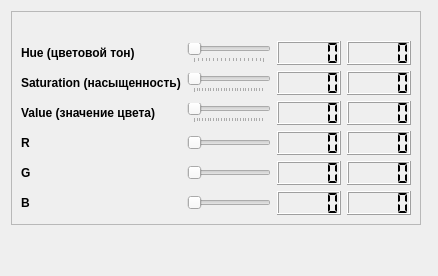
Qt form Qt/lib2/widgets/show_hsv_color/src/ui/show_hsv_color.ui (RinatB2017/mega_GIT) before a commit.
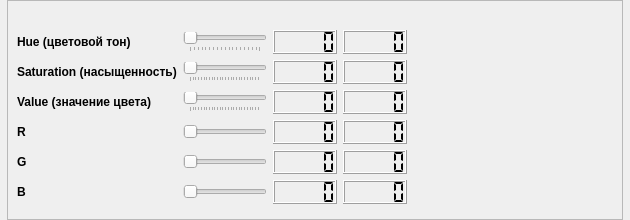
The same form after that commit. Custom widgets are drawn as their Qt base class.

```diff
--- a/Qt/lib2/widgets/show_hsv_color/src/ui/show_hsv_color.ui
+++ b/Qt/lib2/widgets/show_hsv_color/src/ui/show_hsv_color.ui
@@ -2,7 +2,33 @@
 <ui version="4.0">
  <class>Show_HSV_color</class>
  <widget class="QWidget" name="Show_HSV_color">
+  <property name="geometry">
+   <rect>
+    <x>0</x>
+    <y>0</y>
+    <width>630</width>
+    <height>218</height>
+   </rect>
+  </property>
+  <property name="sizePolicy">
+   <sizepolicy hsizetype="Preferred" vsizetype="Fixed">
+    <horstretch>0</horstretch>
+    <verstretch>0</verstretch>
+   </sizepolicy>
+  </property>
   <layout class="QHBoxLayout" name="horizontalLayout">
+   <property name="leftMargin">
+    <number>0</number>
+   </property>
+   <property name="topMargin">
+    <number>0</number>
+   </property>
+   <property name="rightMargin">
+    <number>0</number>
+   </property>
+   <property name="bottomMargin">
+    <number>0</number>
+   </property>
    <item>
     <layout class="QVBoxLayout" name="verticalLayout_2">
      <item>
@@ -19,34 +45,17 @@
        <property name="frameShadow">
         <enum>QFrame::Raised</enum>
        </property>
-       <layout class="QVBoxLayout" name="verticalLayout">
-        <item>
-         <widget class="QLabel" name="color_label"/>
-        </item>
+       <layout class="QHBoxLayout" name="horizontalLayout_2">
         <item>
          <layout class="QGridLayout" name="gridLayout">
-          <item row="3" column="1">
-           <widget class="QSlider" name="sl_R">
-            <property name="orientation">
-             <enum>Qt::Horizontal</enum>
-            </property>
-           </widget>
-          </item>
-          <item row="5" column="2">
-           <widget class="QLCDNumber" name="lcd_B">
-            <property name="minimumSize">
-             <size>
-              <width>0</width>
-              <height>24</height>
-             </size>
-            </property>
-            <property name="segmentStyle">
-             <enum>QLCDNumber::Flat</enum>
-            </property>
-           </widget>
-          </item>
-          <item row="0" column="1">
+          <item row="1" column="1">
            <widget class="QSlider" name="sl_H">
+            <property name="sizePolicy">
+             <sizepolicy hsizetype="Fixed" vsizetype="Fixed">
+              <horstretch>0</horstretch>
+              <verstretch>0</verstretch>
+             </sizepolicy>
+            </property>
             <property name="maximum">
              <number>179</number>
             </property>
@@ -58,126 +67,14 @@
             </property>
            </widget>
           </item>
-          <item row="0" column="2">
-           <widget class="QLCDNumber" name="lcd_H">
-            <property name="minimumSize">
-             <size>
-              <width>0</width>
-              <height>24</height>
-             </size>
-            </property>
-            <property name="segmentStyle">
-             <enum>QLCDNumber::Flat</enum>
-            </property>
-           </widget>
-          </item>
-          <item row="4" column="1">
-           <widget class="QSlider" name="sl_G">
-            <property name="orientation">
-             <enum>Qt::Horizontal</enum>
-            </property>
-           </widget>
-          </item>
-          <item row="3" column="2">
-           <widget class="QLCDNumber" name="lcd_R">
-            <property name="minimumSize">
-             <size>
-              <width>0</width>
-              <height>24</height>
-             </size>
-            </property>
-            <property name="segmentStyle">
-             <enum>QLCDNumber::Flat</enum>
-            </property>
-           </widget>
-          </item>
-          <item row="4" column="2">
-           <widget class="QLCDNumber" name="lcd_G">
-            <property name="minimumSize">
-             <size>
-              <width>0</width>
-              <height>24</height>
-             </size>
-            </property>
-            <property name="segmentStyle">
-             <enum>QLCDNumber::Flat</enum>
-            </property>
-           </widget>
-          </item>
-          <item row="5" column="1">
-           <widget class="QSlider" name="sl_B">
-            <property name="orientation">
-             <enum>Qt::Horizontal</enum>
-            </property>
-           </widget>
-          </item>
           <item row="4" column="0">
-           <widget class="QLabel" name="label_2">
-            <property name="font">
-             <font>
-              <weight>75</weight>
-              <bold>true</bold>
-             </font>
-            </property>
-            <property name="text">
-             <string>G</string>
-            </property>
-           </widget>
-          </item>
-          <item row="0" column="0">
-           <widget class="QLabel" name="label_5">
-            <property name="font">
-             <font>
-              <weight>75</weight>
-              <bold>true</bold>
-             </font>
-            </property>
-            <property name="text">
-             <string>Hue (цветовой тон)</string>
-            </property>
-           </widget>
-          </item>
-          <item row="1" column="2">
-           <widget class="QLCDNumber" name="lcd_S">
-            <property name="minimumSize">
-             <size>
-              <width>0</width>
-              <height>24</height>
-             </size>
-            </property>
-            <property name="segmentStyle">
-             <enum>QLCDNumber::Flat</enum>
-            </property>
-           </widget>
-          </item>
-          <item row="1" column="1">
-           <widget class="QSlider" name="sl_S">
-            <property name="maximum">
-             <number>255</number>
-            </property>
-            <property name="orientation">
-             <enum>Qt::Horizontal</enum>
-            </property>
-            <property name="tickPosition">
-             <enum>QSlider::TicksBelow</enum>
-            </property>
-           </widget>
-          </item>
-          <item row="2" column="0">
-           <widget class="QLabel" name="label_3">
-            <property name="font">
-             <font>
-              <weight>75</weight>
-              <bold>true</bold>
-             </font>
-            </property>
-            <property name="text">
-             <string>Value (значение цвета)</string>
-            </property>
-           </widget>
-          </item>
-          <item row="3" column="0">
            <widget class="QLabel" name="label">
+            <property name="sizePolicy">
+             <sizepolicy hsizetype="Fixed" vsizetype="Preferred">
+              <horstretch>0</horstretch>
+              <verstretch>0</verstretch>
+             </sizepolicy>
+            </property>
             <property name="font">
              <font>
               <weight>75</weight>
@@ -189,8 +86,33 @@
             </property>
            </widget>
           </item>
-          <item row="2" column="1">
+          <item row="6" column="3">
+           <widget class="QLCDNumber" name="lcd_B_hex">
+            <property name="sizePolicy">
+             <sizepolicy hsizetype="Fixed" vsizetype="Minimum">
+              <horstretch>0</horstretch>
+              <verstretch>0</verstretch>
+             </sizepolicy>
+            </property>
+            <property name="minimumSize">
+             <size>
+              <width>0</width>
+              <height>24</height>
+             </size>
+            </property>
+            <property name="segmentStyle">
+             <enum>QLCDNumber::Flat</enum>
+            </property>
+           </widget>
+          </item>
+          <item row="3" column="1">
            <widget class="QSlider" name="sl_V">
+            <property name="sizePolicy">
+             <sizepolicy hsizetype="Fixed" vsizetype="Fixed">
+              <horstretch>0</horstretch>
+              <verstretch>0</verstretch>
+             </sizepolicy>
+            </property>
             <property name="maximum">
              <number>255</number>
             </property>
@@ -202,8 +124,84 @@
             </property>
            </widget>
           </item>
-          <item row="1" column="0">
+          <item row="5" column="2">
+           <widget class="QLCDNumber" name="lcd_G">
+            <property name="sizePolicy">
+             <sizepolicy hsizetype="Fixed" vsizetype="Minimum">
+              <horstretch>0</horstretch>
+              <verstretch>0</verstretch>
+             </sizepolicy>
+            </property>
+            <property name="minimumSize">
+             <size>
+              <width>0</width>
+              <height>24</height>
+             </size>
+            </property>
+            <property name="segmentStyle">
+             <enum>QLCDNumber::Flat</enum>
+            </property>
+           </widget>
+          </item>
+          <item row="4" column="2">
+           <widget class="QLCDNumber" name="lcd_R">
+            <property name="sizePolicy">
+             <sizepolicy hsizetype="Fixed" vsizetype="Minimum">
+              <horstretch>0</horstretch>
+              <verstretch>0</verstretch>
+             </sizepolicy>
+            </property>
+            <property name="minimumSize">
+             <size>
+              <width>0</width>
+              <height>24</height>
+             </size>
+            </property>
+            <property name="segmentStyle">
+             <enum>QLCDNumber::Flat</enum>
+            </property>
+           </widget>
+          </item>
+          <item row="5" column="0">
+           <widget class="QLabel" name="label_2">
+            <property name="sizePolicy">
+             <sizepolicy hsizetype="Fixed" vsizetype="Preferred">
+              <horstretch>0</horstretch>
+              <verstretch>0</verstretch>
+             </sizepolicy>
+            </property>
+            <property name="font">
+             <font>
+              <weight>75</weight>
+              <bold>true</bold>
+             </font>
+            </property>
+            <property name="text">
+             <string>G</string>
+            </property>
+           </widget>
+          </item>
+          <item row="4" column="1">
+           <widget class="QSlider" name="sl_R">
+            <property name="sizePolicy">
+             <sizepolicy hsizetype="Fixed" vsizetype="Fixed">
+              <horstretch>0</horstretch>
+              <verstretch>0</verstretch>
+             </sizepolicy>
+            </property>
+            <property name="orientation">
+             <enum>Qt::Horizontal</enum>
+            </property>
+           </widget>
+          </item>
+          <item row="2" column="0">
            <widget class="QLabel" name="label_4">
+            <property name="sizePolicy">
+             <sizepolicy hsizetype="Fixed" vsizetype="Preferred">
+              <horstretch>0</horstretch>
+              <verstretch>0</verstretch>
+             </sizepolicy>
+            </property>
             <property name="font">
              <font>
               <weight>75</weight>
@@ -215,47 +213,14 @@
             </property>
            </widget>
           </item>
-          <item row="2" column="2">
-           <widget class="QLCDNumber" name="lcd_V">
-            <property name="minimumSize">
-             <size>
-              <width>0</width>
-              <height>24</height>
-             </size>
-            </property>
-            <property name="segmentStyle">
-             <enum>QLCDNumber::Flat</enum>
-            </property>
-           </widget>
-          </item>
-          <item row="5" column="0">
-           <widget class="QLabel" name="label_6">
-            <property name="font">
-             <font>
-              <weight>75</weight>
-              <bold>true</bold>
-             </font>
-            </property>
-            <property name="text">
-             <string>B</string>
-            </property>
-           </widget>
-          </item>
-          <item row="0" column="3">
-           <widget class="QLCDNumber" name="lcd_H_hex">
-            <property name="minimumSize">
-             <size>
-              <width>0</width>
-              <height>24</height>
-             </size>
-            </property>
-            <property name="segmentStyle">
-             <enum>QLCDNumber::Flat</enum>
-            </property>
-           </widget>
-          </item>
           <item row="1" column="3">
-           <widget class="QLCDNumber" name="lcd_S_hex">
+           <widget class="QLCDNumber" name="lcd_H_hex">
+            <property name="sizePolicy">
+             <sizepolicy hsizetype="Fixed" vsizetype="Minimum">
+              <horstretch>0</horstretch>
+              <verstretch>0</verstretch>
+             </sizepolicy>
+            </property>
             <property name="minimumSize">
              <size>
               <width>0</width>
@@ -268,7 +233,13 @@
            </widget>
           </item>
           <item row="2" column="3">
-           <widget class="QLCDNumber" name="lcd_V_hex">
+           <widget class="QLCDNumber" name="lcd_S_hex">
+            <property name="sizePolicy">
+             <sizepolicy hsizetype="Fixed" vsizetype="Minimum">
+              <horstretch>0</horstretch>
+              <verstretch>0</verstretch>
+             </sizepolicy>
+            </property>
             <property name="minimumSize">
              <size>
               <width>0</width>
@@ -281,7 +252,13 @@
            </widget>
           </item>
           <item row="3" column="3">
-           <widget class="QLCDNumber" name="lcd_R_hex">
+           <widget class="QLCDNumber" name="lcd_V_hex">
+            <property name="sizePolicy">
+             <sizepolicy hsizetype="Fixed" vsizetype="Minimum">
+              <horstretch>0</horstretch>
+              <verstretch>0</verstretch>
+             </sizepolicy>
+            </property>
             <property name="minimumSize">
              <size>
               <width>0</width>
@@ -293,8 +270,71 @@
             </property>
            </widget>
           </item>
-          <item row="4" column="3">
-           <widget class="QLCDNumber" name="lcd_G_hex">
+          <item row="3" column="0">
+           <widget class="QLabel" name="label_3">
+            <property name="sizePolicy">
+             <sizepolicy hsizetype="Fixed" vsizetype="Preferred">
+              <horstretch>0</horstretch>
+              <verstretch>0</verstretch>
+             </sizepolicy>
+            </property>
+            <property name="font">
+             <font>
+              <weight>75</weight>
+              <bold>true</bold>
+             </font>
+            </property>
+            <property name="text">
+             <string>Value (значение цвета)</string>
+            </property>
+           </widget>
+          </item>
+          <item row="2" column="2">
+           <widget class="QLCDNumber" name="lcd_S">
+            <property name="sizePolicy">
+             <sizepolicy hsizetype="Fixed" vsizetype="Minimum">
+              <horstretch>0</horstretch>
+              <verstretch>0</verstretch>
+             </sizepolicy>
+            </property>
+            <property name="minimumSize">
+             <size>
+              <width>0</width>
+              <height>24</height>
+             </size>
+            </property>
+            <property name="segmentStyle">
+             <enum>QLCDNumber::Flat</enum>
+            </property>
+           </widget>
+          </item>
+          <item row="2" column="1">
+           <widget class="QSlider" name="sl_S">
+            <property name="sizePolicy">
+             <sizepolicy hsizetype="Fixed" vsizetype="Fixed">
+              <horstretch>0</horstretch>
+              <verstretch>0</verstretch>
+             </sizepolicy>
+            </property>
+            <property name="maximum">
+             <number>255</number>
+            </property>
+            <property name="orientation">
+             <enum>Qt::Horizontal</enum>
+            </property>
+            <property name="tickPosition">
+             <enum>QSlider::TicksBelow</enum>
+            </property>
+           </widget>
+          </item>
+          <item row="1" column="2">
+           <widget class="QLCDNumber" name="lcd_H">
+            <property name="sizePolicy">
+             <sizepolicy hsizetype="Fixed" vsizetype="Minimum">
+              <horstretch>0</horstretch>
+              <verstretch>0</verstretch>
+             </sizepolicy>
+            </property>
             <property name="minimumSize">
              <size>
               <width>0</width>
@@ -307,7 +347,13 @@
            </widget>
           </item>
           <item row="5" column="3">
-           <widget class="QLCDNumber" name="lcd_B_hex">
+           <widget class="QLCDNumber" name="lcd_G_hex">
+            <property name="sizePolicy">
+             <sizepolicy hsizetype="Fixed" vsizetype="Minimum">
+              <horstretch>0</horstretch>
+              <verstretch>0</verstretch>
+             </sizepolicy>
+            </property>
             <property name="minimumSize">
              <size>
               <width>0</width>
@@ -319,29 +365,154 @@
             </property>
            </widget>
           </item>
+          <item row="6" column="0">
+           <widget class="QLabel" name="label_6">
+            <property name="sizePolicy">
+             <sizepolicy hsizetype="Fixed" vsizetype="Preferred">
+              <horstretch>0</horstretch>
+              <verstretch>0</verstretch>
+             </sizepolicy>
+            </property>
+            <property name="font">
+             <font>
+              <weight>75</weight>
+              <bold>true</bold>
+             </font>
+            </property>
+            <property name="text">
+             <string>B</string>
+            </property>
+           </widget>
+          </item>
+          <item row="6" column="2">
+           <widget class="QLCDNumber" name="lcd_B">
+            <property name="sizePolicy">
+             <sizepolicy hsizetype="Fixed" vsizetype="Minimum">
+              <horstretch>0</horstretch>
+              <verstretch>0</verstretch>
+             </sizepolicy>
+            </property>
+            <property name="minimumSize">
+             <size>
+              <width>0</width>
+              <height>24</height>
+             </size>
+            </property>
+            <property name="segmentStyle">
+             <enum>QLCDNumber::Flat</enum>
+            </property>
+           </widget>
+          </item>
+          <item row="6" column="1">
+           <widget class="QSlider" name="sl_B">
+            <property name="sizePolicy">
+             <sizepolicy hsizetype="Fixed" vsizetype="Fixed">
+              <horstretch>0</horstretch>
+              <verstretch>0</verstretch>
+             </sizepolicy>
+            </property>
+            <property name="orientation">
+             <enum>Qt::Horizontal</enum>
+            </property>
+           </widget>
+          </item>
+          <item row="4" column="3">
+           <widget class="QLCDNumber" name="lcd_R_hex">
+            <property name="sizePolicy">
+             <sizepolicy hsizetype="Fixed" vsizetype="Minimum">
+              <horstretch>0</horstretch>
+              <verstretch>0</verstretch>
+             </sizepolicy>
+            </property>
+            <property name="minimumSize">
+             <size>
+              <width>0</width>
+              <height>24</height>
+             </size>
+            </property>
+            <property name="segmentStyle">
+             <enum>QLCDNumber::Flat</enum>
+            </property>
+           </widget>
+          </item>
+          <item row="5" column="1">
+           <widget class="QSlider" name="sl_G">
+            <property name="sizePolicy">
+             <sizepolicy hsizetype="Fixed" vsizetype="Fixed">
+              <horstretch>0</horstretch>
+              <verstretch>0</verstretch>
+             </sizepolicy>
+            </property>
+            <property name="orientation">
+             <enum>Qt::Horizontal</enum>
+            </property>
+           </widget>
+          </item>
+          <item row="3" column="2">
+           <widget class="QLCDNumber" name="lcd_V">
+            <property name="sizePolicy">
+             <sizepolicy hsizetype="Fixed" vsizetype="Minimum">
+              <horstretch>0</horstretch>
+              <verstretch>0</verstretch>
+             </sizepolicy>
+            </property>
+            <property name="minimumSize">
+             <size>
+              <width>0</width>
+              <height>24</height>
+             </size>
+            </property>
+            <property name="segmentStyle">
+             <enum>QLCDNumber::Flat</enum>
+            </property>
+           </widget>
+          </item>
+          <item row="1" column="0">
+           <widget class="QLabel" name="label_5">
+            <property name="sizePolicy">
+             <sizepolicy hsizetype="Fixed" vsizetype="Preferred">
+              <horstretch>0</horstretch>
+              <verstretch>0</verstretch>
+             </sizepolicy>
+            </property>
+            <property name="font">
+             <font>
+              <weight>75</weight>
+              <bold>true</bold>
+             </font>
+            </property>
+            <property name="text">
+             <string>Hue (цветовой тон)</string>
+            </property>
+           </widget>
+          </item>
+          <item row="0" column="0" colspan="4">
+           <widget class="QLabel" name="color_label">
+            <property name="sizePolicy">
+             <sizepolicy hsizetype="Preferred" vsizetype="Fixed">
+              <horstretch>0</horstretch>
+              <verstretch>0</verstretch>
+             </sizepolicy>
+            </property>
+           </widget>
+          </item>
          </layout>
         </item>
+        <item>
+         <widget class="Color_widget" name="color_widget" native="true">
+          <property name="minimumSize">
+           <size>
+            <width>200</width>
+            <height>200</height>
+           </size>
+          </property>
+         </widget>
+        </item>
        </layout>
       </widget>
      </item>
-     <item>
-      <spacer name="verticalSpacer">
-       <property name="orientation">
-        <enum>Qt::Vertical</enum>
-       </property>
-       <property name="sizeHint" stdset="0">
-        <size>
-         <width>20</width>
-         <height>40</height>
-        </size>
-       </property>
-      </spacer>
-     </item>
     </layout>
    </item>
-   <item>
-    <widget class="Color_widget" name="color_widget" native="true"/>
-   </item>
   </layout>
  </widget>
  <customwidgets>
```
